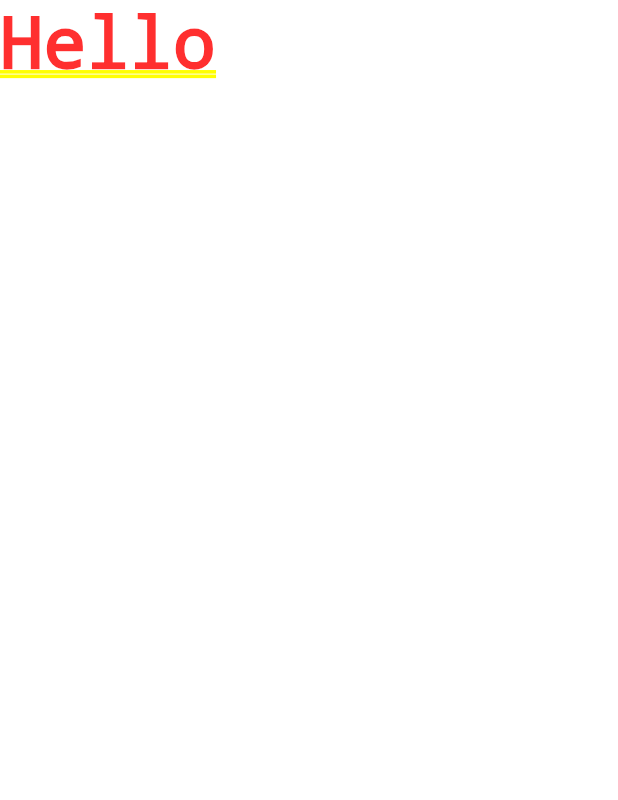
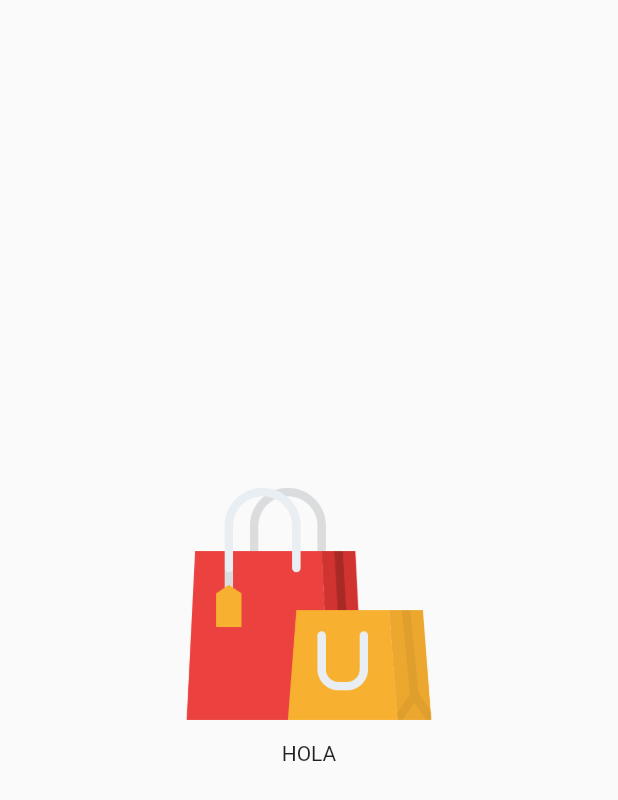
Before and after one commit to jeremiasramirez/ebuyapp-flutter, a Flutter app: the screen it shows after launch, on a phone screen of 412 x 824 dp. Shown: the top 800 px of the screen. Run offline on Flutter 3.47's test engine with Material 2 defaults, Android fonts, the phone set to English and light mode, and no system bars.

Commit message:
agregando pagina de inloading-inicio

```diff
--- a/lib/main.dart
+++ b/lib/main.dart
@@ -10,6 +10,7 @@ class MyApp extends StatelessWidget {
   @override
   Widget build(BuildContext context) {
     return MaterialApp(
+        debugShowCheckedModeBanner: false,
         initialRoute: "start/",
         title: "Flutter ebuy",
         routes: {"start/": (context) => const StartPage()});
--- a/lib/pages/start/start.page.dart
+++ b/lib/pages/start/start.page.dart
@@ -10,6 +10,18 @@ class StartPage extends StatefulWidget {
 class StartPageFul extends State<StartPage> {
   @override
   Widget build(context) {
-    return const Text("Hello");
+    return MaterialApp(
+        debugShowCheckedModeBanner: false,
+        home: Scaffold(
+            body: Center(
+                child: Column(
+          mainAxisAlignment: MainAxisAlignment.center,
+          children: [logoForStart(), Text("HOLA")],
+        ))));
+  }
+
+  Container logoForStart() {
+    return Container(
+        child: Image(width: 180, image: AssetImage("assets/images/logo.png")));
   }
 }
```
Also changed, not shown: 1 other file.
